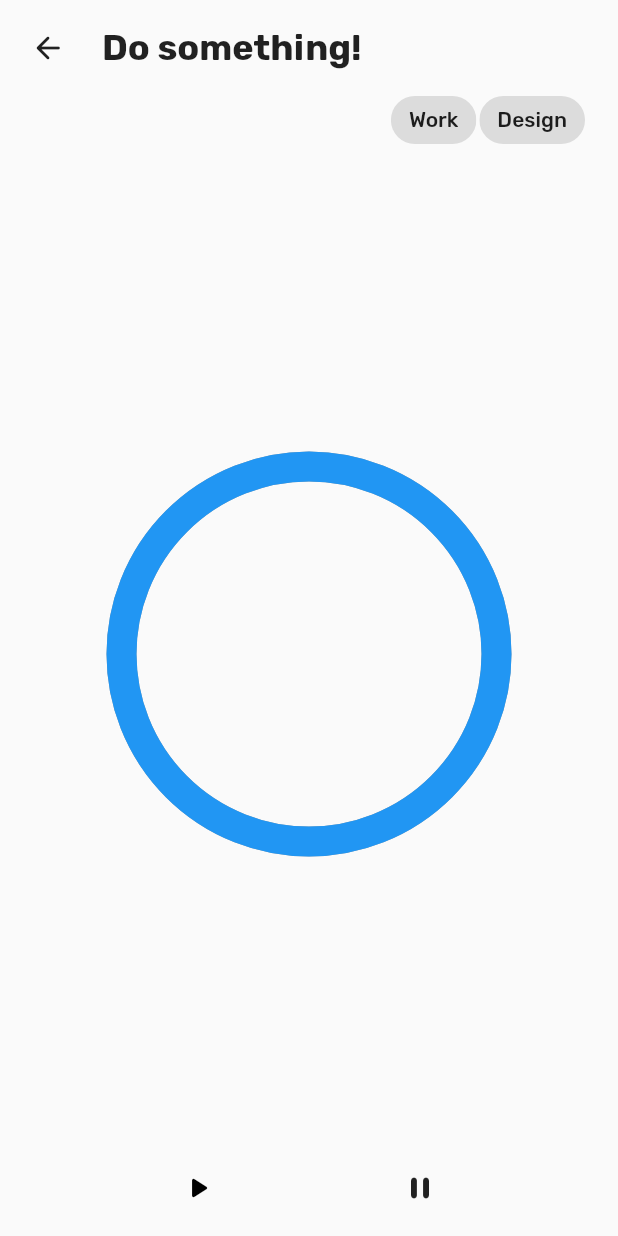
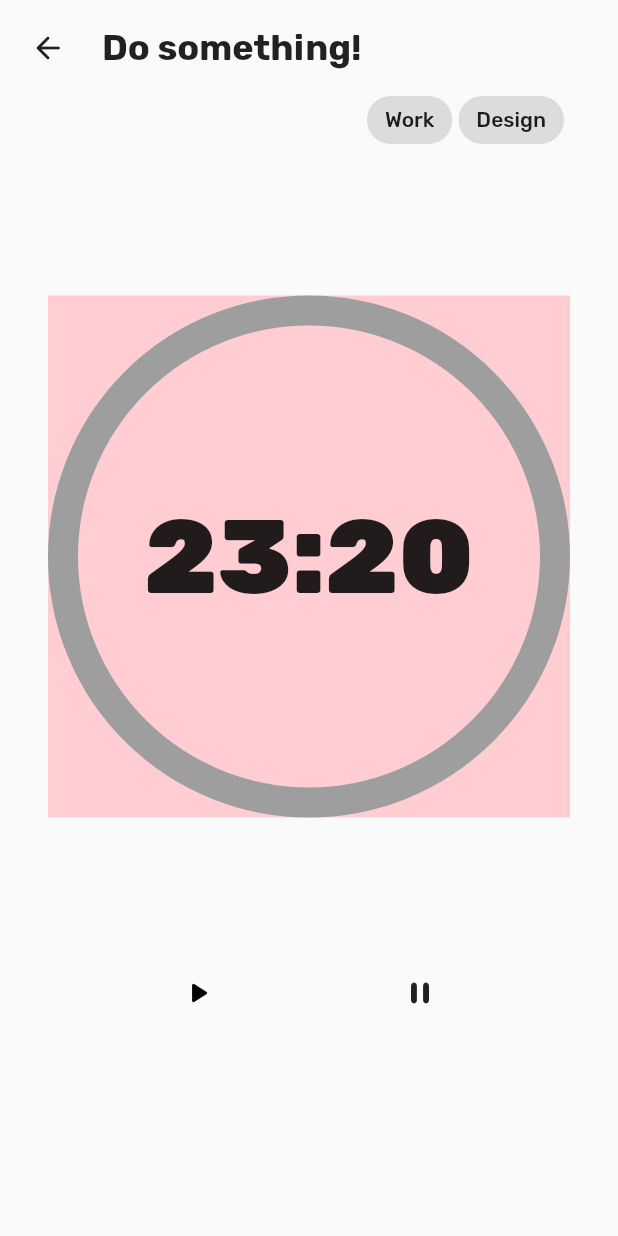
Before and after one commit to LocTr/timee, a Flutter app: the screen it shows after launch, on a phone screen of 412 x 824 dp. Run offline on Flutter 3.47's test engine with Material 2 defaults, Android fonts, the phone set to English and light mode, and no system bars.

Commit message:
add more pages

```diff
--- /dev/null
+++ b/lib/overview/view/overview_page.dart
@@ -0,0 +1,2 @@
+import 'package:flutter/material.dart';
+import 'package:timee/shared_widget/header.dart';
--- a/lib/timer/view/timer_page.dart
+++ b/lib/timer/view/timer_page.dart
@@ -3,15 +3,20 @@ import 'package:timee/shared_widget/header.dart';
 
 import '../widgets/animated_progress_arc.dart';
 
-class TimerPage extends StatelessWidget {
-  TimerPage({Key? key}) : super(key: key);
+class TimerPage extends StatefulWidget {
+  const TimerPage({Key? key}) : super(key: key);
 
+  @override
+  State<TimerPage> createState() => _TimerPageState();
+}
+
+class _TimerPageState extends State<TimerPage> {
+  // somehow this cannot init properly on stateless widget
   final AnimatedProgressArcController controller =
       AnimatedProgressArcController();
 
   @override
   Widget build(BuildContext context) {
-    print('build again @@');
     return Scaffold(
       body: SafeArea(
         child: Padding(
@@ -24,7 +29,7 @@ class TimerPage extends StatelessWidget {
                 mainAxisAlignment: MainAxisAlignment.end,
                 children: [
                   Wrap(
-                    spacing: 2.0,
+                    spacing: 4.0,
                     children: const [
                       Chip(
                         label: Text('Work'),
@@ -33,21 +38,51 @@ class TimerPage extends StatelessWidget {
                         label: Text('Design'),
                       ),
                       SizedBox(
-                        width: 12,
+                        width: 24,
                       ),
                     ],
                   ),
                 ],
               ),
               Expanded(
-                child: Center(
-                    child: AnimatedProgressArc(
-                  size: 250,
+                flex: 3,
+                child: Padding(
+                  padding: const EdgeInsets.all(24.0),
+                  child: LayoutBuilder(
+                    builder: ((context, constraints) {
+                      double size =
+                          (constraints.maxWidth > constraints.maxHeight)
+                              ? constraints.maxHeight
+                              : constraints.maxWidth;
+                      return Center(
+                        child: Container(
+                          color: Colors.red[100],
+                          width: size,
+                          height: size,
+                          child: Stack(
+                            alignment: AlignmentDirectional.center,
+                            children: [
+                              Text('23:20',
+                                  style: TextStyle(
+                                      fontSize: size / 5,
+                                      fontWeight: FontWeight.w900)),
+                              AnimatedProgressArc(
+                                size: size,
                                 strokeWidth: 20,
                                 controller: controller,
-                )),
                               ),
-              Row(
+                            ],
+                          ),
+                        ),
+                      );
+                    }),
+                  ),
+                ),
+              ),
+              Expanded(
+                flex: 1,
+                child: Row(
+                  crossAxisAlignment: CrossAxisAlignment.start,
                   mainAxisAlignment: MainAxisAlignment.spaceEvenly,
                   children: [
                     IconButton(
@@ -65,6 +100,7 @@ class TimerPage extends StatelessWidget {
                         icon: const Icon(Icons.pause_rounded)),
                   ],
                 ),
+              ),
             ],
           ),
         ),
--- a/lib/timer/widgets/animated_progress_arc.dart
+++ b/lib/timer/widgets/animated_progress_arc.dart
@@ -29,13 +29,11 @@ class _AnimatedProgressArcState extends State<AnimatedProgressArc>
 
   @override
   void initState() {
+    print('init state 1');
     _controller = AnimationController(
       vsync: this,
-      duration: const Duration(seconds: 2),
+      duration: const Duration(seconds: 30),
     );
-
-    widget.controller.start = () => _controller.forward();
-    widget.controller.pause = () => _controller.stop();
 
     // this create the same effect
     // _animation = CurvedAnimation(parent: _controller, curve: Curves.linear);
@@ -48,7 +46,13 @@ class _AnimatedProgressArcState extends State<AnimatedProgressArc>
     //   }));
 
     super.initState();
-    _controller.forward();
+  }
+
+  @override
+  void didChangeDependencies() {
+    super.didChangeDependencies();
+    widget.controller.start = () => _controller.forward();
+    widget.controller.pause = () => _controller.stop();
   }
 
   @override
--- a/lib/timer/widgets/progress_arc.dart
+++ b/lib/timer/widgets/progress_arc.dart
@@ -18,10 +18,10 @@ class ProgressingArc extends AnimatedWidget {
   @override
   Widget build(BuildContext context) {
     return CustomPaint(
-      size: Size.square(size + strokeWidth),
+      size: Size.fromRadius(strokeWidth + size),
       painter: ArcPainter(
         strokeWidth: strokeWidth,
-        radius: size / 2,
+        radius: (size - strokeWidth) / 2,
         arc: _progress.value * 2 * math.pi,
         color: color,
       ),
```
Also changed, not shown: lib/overview/widgets/task_entry.dart (added). Lines whose indentation alone changed are shown as unchanged.
